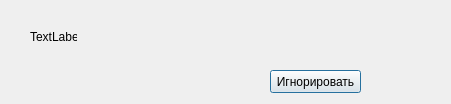
The window that errorform.ui (Gambityasha/KPA_BSWV) describes before a commit, drawn with Qt 5.
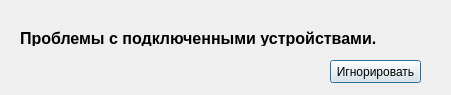
The same window after the commit.

```diff
--- a/errorform.ui
+++ b/errorform.ui
@@ -7,17 +7,29 @@
     <x>0</x>
     <y>0</y>
     <width>451</width>
-    <height>104</height>
+    <height>95</height>
    </rect>
   </property>
+  <property name="minimumSize">
+   <size>
+    <width>451</width>
+    <height>95</height>
+   </size>
+  </property>
+  <property name="maximumSize">
+   <size>
+    <width>451</width>
+    <height>95</height>
+   </size>
+  </property>
   <property name="windowTitle">
    <string>Dialog</string>
   </property>
   <widget class="QPushButton" name="btnIgnor">
    <property name="geometry">
     <rect>
-     <x>270</x>
-     <y>70</y>
+     <x>330</x>
+     <y>60</y>
      <width>91</width>
      <height>23</height>
     </rect>
@@ -29,14 +41,22 @@
   <widget class="QLabel" name="label">
    <property name="geometry">
     <rect>
-     <x>30</x>
+     <x>20</x>
      <y>30</y>
-     <width>47</width>
-     <height>13</height>
+     <width>381</width>
+     <height>16</height>
     </rect>
    </property>
+   <property name="font">
+    <font>
+     <family>Arial</family>
+     <pointsize>12</pointsize>
+     <weight>75</weight>
+     <bold>true</bold>
+    </font>
+   </property>
    <property name="text">
-    <string>TextLabel</string>
+    <string>Проблемы с подключенными устройствами.</string>
    </property>
   </widget>
  </widget>
```
Left out of the diff: 2 changed lines with no effect on the pictures.
